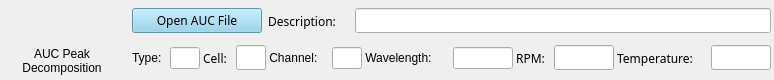
First picture: the form in gui_import.ui, repository samo38/AucPeakFitter, before the edit.
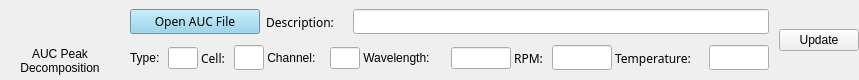
Second picture: the form after the edit. Icons and pictures are not drawn.

Commit message: add update button, edit fit_model class, edit plotting, edit main widget

Patch:
```diff
--- a/gui_import.ui
+++ b/gui_import.ui
@@ -6,7 +6,7 @@
    <rect>
     <x>0</x>
     <y>0</y>
-    <width>774</width>
+    <width>846</width>
     <height>80</height>
    </rect>
   </property>
@@ -38,16 +38,16 @@
     <number>10</number>
    </property>
    <property name="leftMargin">
-    <number>2</number>
+    <number>0</number>
    </property>
    <property name="topMargin">
-    <number>0</number>
+    <number>2</number>
    </property>
    <property name="rightMargin">
-    <number>2</number>
+    <number>0</number>
    </property>
    <property name="bottomMargin">
-    <number>0</number>
+    <number>2</number>
    </property>
    <item>
     <widget class="QFrame" name="frm_logo">
@@ -620,6 +620,17 @@
      </layout>
     </widget>
    </item>
+   <item alignment="Qt::AlignRight">
+    <widget class="QPushButton" name="pb_update">
+     <property name="text">
+      <string>Update</string>
+     </property>
+     <property name="icon">
+      <iconset resource="resources.qrc">
+       <normaloff>:/Icon/Resources/Icons/upgrade_FILL0_wght400_GRAD0_opsz48.svg</normaloff>:/Icon/Resources/Icons/upgrade_FILL0_wght400_GRAD0_opsz48.svg</iconset>
+     </property>
+    </widget>
+   </item>
   </layout>
  </widget>
  <resources>
```
The commit also changes 6 other files.
